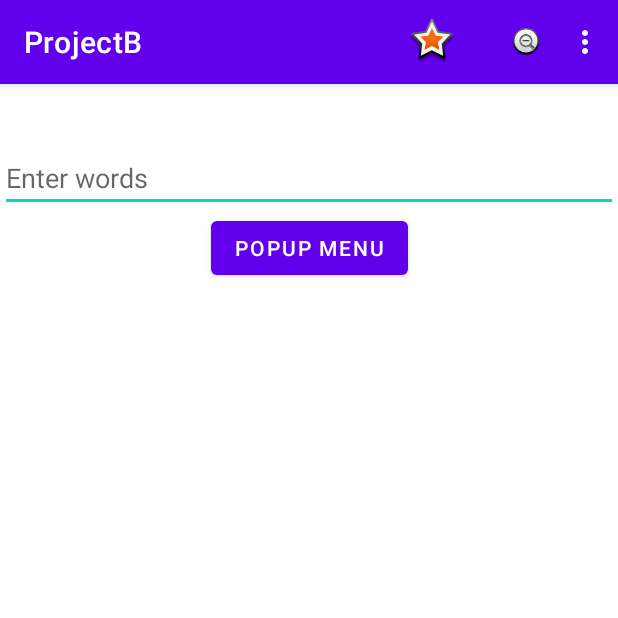
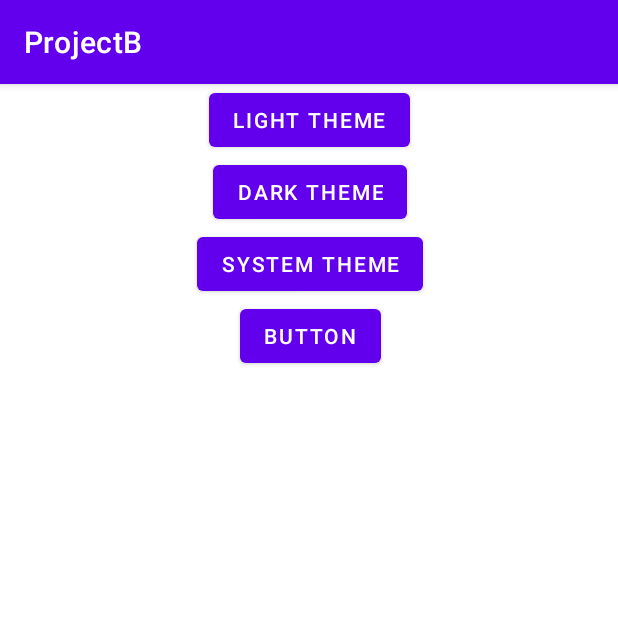
Before and after one commit to sanamdongol/ncit_2021, an Android app: the screen it shows after launch (AutoMenuActivity before the commit, ThemeChangerActivity after it), on a phone screen of 412 x 824 dp, the top half of it. Run offline under Robolectric (Android 15) with nearby library versions, the phone set to English and light mode, and no system bars.

Commit message:
Theme Change

```diff
--- /dev/null
+++ b/app/src/main/java/com/ncit/themechange/ThemeChangerActivity.java
@@ -0,0 +1,55 @@
+package com.ncit.themechange;
+
+import android.content.Intent;
+import android.os.Bundle;
+import android.view.View;
+import android.widget.Button;
+import android.widget.Toast;
+
+import androidx.appcompat.app.AppCompatActivity;
+import androidx.appcompat.app.AppCompatDelegate;
+
+import com.ncit.projectb.R;
+
+public class ThemeChangerActivity extends AppCompatActivity implements View.OnClickListener {
+
+    @Override
+    protected void onCreate(Bundle savedInstanceState) {
+        super.onCreate(savedInstanceState);
+        setContentView(R.layout.activity_theme_changer);
+
+        Button btnLight = findViewById(R.id.btn_light);
+        Button btnDark = findViewById(R.id.btn_dark);
+        Button btnSys = findViewById(R.id.btn_sys);
+        Button btnNewAct = findViewById(R.id.btn_new_act);
+
+        btnDark.setOnClickListener(this);
+        btnSys.setOnClickListener(this);
+        btnLight.setOnClickListener(this);
+        btnNewAct.setOnClickListener(this);
+
+    }
+
+    @Override
+    public void onClick(View view) {
+        switch (view.getId()) {
+            case R.id.btn_light:
+                Toast.makeText(ThemeChangerActivity.this, "Changing to Light theme", Toast.LENGTH_SHORT).show();
+                AppCompatDelegate.setDefaultNightMode(AppCompatDelegate.MODE_NIGHT_NO);
+                break;
+            case R.id.btn_dark:
+                Toast.makeText(ThemeChangerActivity.this, "Changing to Dark theme", Toast.LENGTH_SHORT).show();
+                AppCompatDelegate.setDefaultNightMode(AppCompatDelegate.MODE_NIGHT_YES);
+                break;
+            case R.id.btn_sys:
+                Toast.makeText(ThemeChangerActivity.this, "Changing to Sys theme", Toast.LENGTH_SHORT).show();
+                AppCompatDelegate.setDefaultNightMode(AppCompatDelegate.MODE_NIGHT_FOLLOW_SYSTEM);
+                break;
+            case R.id.btn_new_act:
+                Toast.makeText(ThemeChangerActivity.this, "Changing to Sys theme", Toast.LENGTH_SHORT).show();
+                startActivity(new Intent(ThemeChangerActivity.this, MyThemeActivity.class));
+                break;
+        }
+
+    }
+}
--- /dev/null
+++ b/app/src/main/res/layout/activity_theme_changer.xml
@@ -0,0 +1,44 @@
+<?xml version="1.0" encoding="utf-8"?>
+<androidx.constraintlayout.widget.ConstraintLayout xmlns:android="http://schemas.android.com/apk/res/android"
+    xmlns:app="http://schemas.android.com/apk/res-auto"
+    xmlns:tools="http://schemas.android.com/tools"
+    android:layout_width="match_parent"
+    android:layout_height="match_parent"
+    tools:context="com.ncit.themechange.ThemeChangerActivity">
+
+    <Button
+        android:id="@+id/btn_light"
+        android:layout_width="wrap_content"
+        android:layout_height="wrap_content"
+        android:text="Light Theme"
+        app:layout_constraintEnd_toEndOf="parent"
+        app:layout_constraintStart_toStartOf="parent"
+        app:layout_constraintTop_toTopOf="parent" />
+
+    <Button
+        android:id="@+id/btn_dark"
+        android:layout_width="wrap_content"
+        android:layout_height="wrap_content"
+        android:text="Dark Theme"
+        app:layout_constraintEnd_toEndOf="@+id/btn_light"
+        app:layout_constraintStart_toStartOf="@+id/btn_light"
+        app:layout_constraintTop_toBottomOf="@+id/btn_light" />
+
+    <Button
+        android:id="@+id/btn_sys"
+        android:layout_width="wrap_content"
+        android:layout_height="wrap_content"
+        android:text="System Theme"
+        app:layout_constraintEnd_toEndOf="@+id/btn_dark"
+        app:layout_constraintStart_toStartOf="@+id/btn_dark"
+        app:layout_constraintTop_toBottomOf="@+id/btn_dark" />
+
+    <Button
+        android:id="@+id/btn_new_act"
+        android:layout_width="wrap_content"
+        android:layout_height="wrap_content"
+        android:text="Button"
+        app:layout_constraintEnd_toEndOf="@+id/btn_sys"
+        app:layout_constraintStart_toStartOf="@+id/btn_sys"
+        app:layout_constraintTop_toBottomOf="@+id/btn_sys" />
+</androidx.constraintlayout.widget.ConstraintLayout>
--- a/app/src/main/res/values-night/themes.xml
+++ b/app/src/main/res/values-night/themes.xml
@@ -2,7 +2,7 @@
     <!-- Base application theme. -->
     <style name="Theme.ProjectB" parent="Theme.MaterialComponents.DayNight.DarkActionBar">
         <!-- Primary brand color. -->
-        <item name="colorPrimary">@color/purple_200</item>
+        <item name="colorPrimary">@color/white</item>
         <item name="colorPrimaryVariant">@color/purple_700</item>
         <item name="colorOnPrimary">@color/black</item>
         <!-- Secondary brand color. -->
--- a/app/src/main/res/values/themes.xml
+++ b/app/src/main/res/values/themes.xml
@@ -37,4 +37,19 @@
         <item name="android:layout_height">40dp</item>
     </style>
 
+    <style name="Theme.ForActivity" parent="Theme.MaterialComponents.DayNight.DarkActionBar">
+        <!-- Primary brand color. -->
+        <item name="colorPrimary">#03A9F4</item>
+        <item name="colorPrimaryVariant">#0288D1</item>
+        <item name="colorOnPrimary">@color/white</item>
+
+        <!-- Secondary brand color. -->
+        <item name="colorSecondary">@color/teal_200</item>
+        <item name="colorSecondaryVariant">@color/teal_700</item>
+        <item name="colorOnSecondary">@color/black</item>
+        <!-- Status bar color. -->
+        <item name="android:statusBarColor" tools:targetApi="l">?attr/colorPrimaryVariant</item>
+        <!-- Customize your theme here. -->
+    </style>
+
 </resources>
```
Also changed, not shown: app/src/main/AndroidManifest.xml (+9 -4 lines), app/src/main/java/com/ncit/automenu/AutoMenuActivity.java (+61 -0 lines), app/src/main/java/com/ncit/themechange/MyThemeActivity.java (added, +16 -0 lines), app/src/main/res/layout/activity_auto_menu.xml (+9 -0 lines), app/src/main/res/layout/activity_my_theme.xml (added, +29 -0 lines), app/src/main/res/menu/menu_context.xml (+10 -0 lines).
